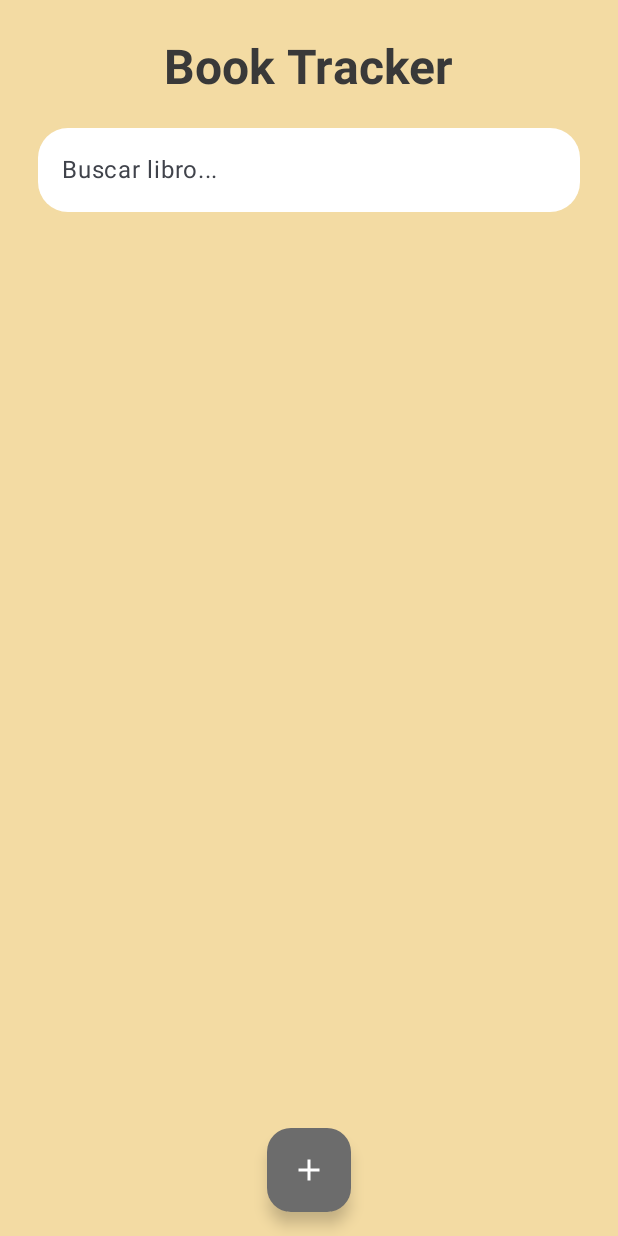
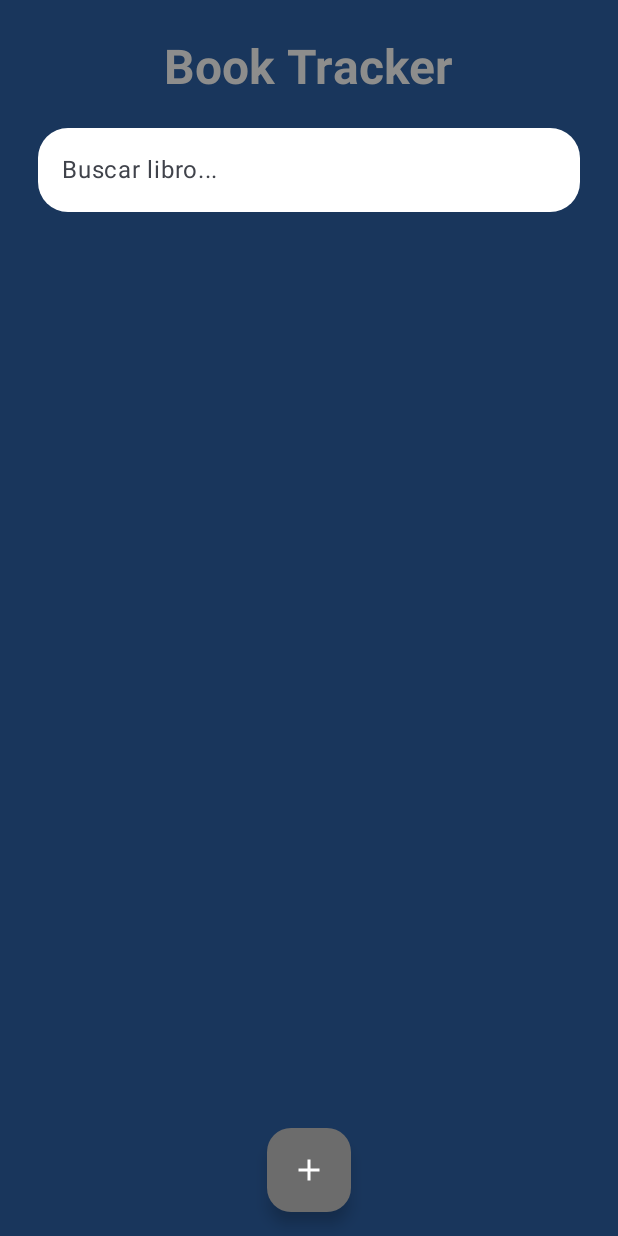
Before and after one commit to valentinogallard0/BookTrackerr, an Android app built with Jetpack Compose: the screen it shows after launch (MainActivity), on a phone screen of 412 x 824 dp. Run offline under Robolectric (Android 15) with nearby library versions, the phone set to English and light mode, and no system bars.

Commit message:
Cambio de color

```diff
--- a/app/src/main/java/com/tecmilenio/booktrackerevidencia/MainActivity.kt
+++ b/app/src/main/java/com/tecmilenio/booktrackerevidencia/MainActivity.kt
@@ -43,7 +43,7 @@ fun MainScreen() {
     // Contenedor principal
     Surface(
         modifier = Modifier.fillMaxSize(),
-        color = Color(243, 219, 163)
+        color = Color(25, 54, 92)
     ) {
         Box(modifier = Modifier.fillMaxSize()) {
             Column(
@@ -58,7 +58,7 @@ fun MainScreen() {
                     text = "Book Tracker",
                     style = MaterialTheme.typography.headlineLarge.copy(
                         fontWeight = FontWeight.Bold,
-                        color = Color(57, 57, 57)
+                        color = Color(141, 141, 140)
                     )
                 )
 
```
